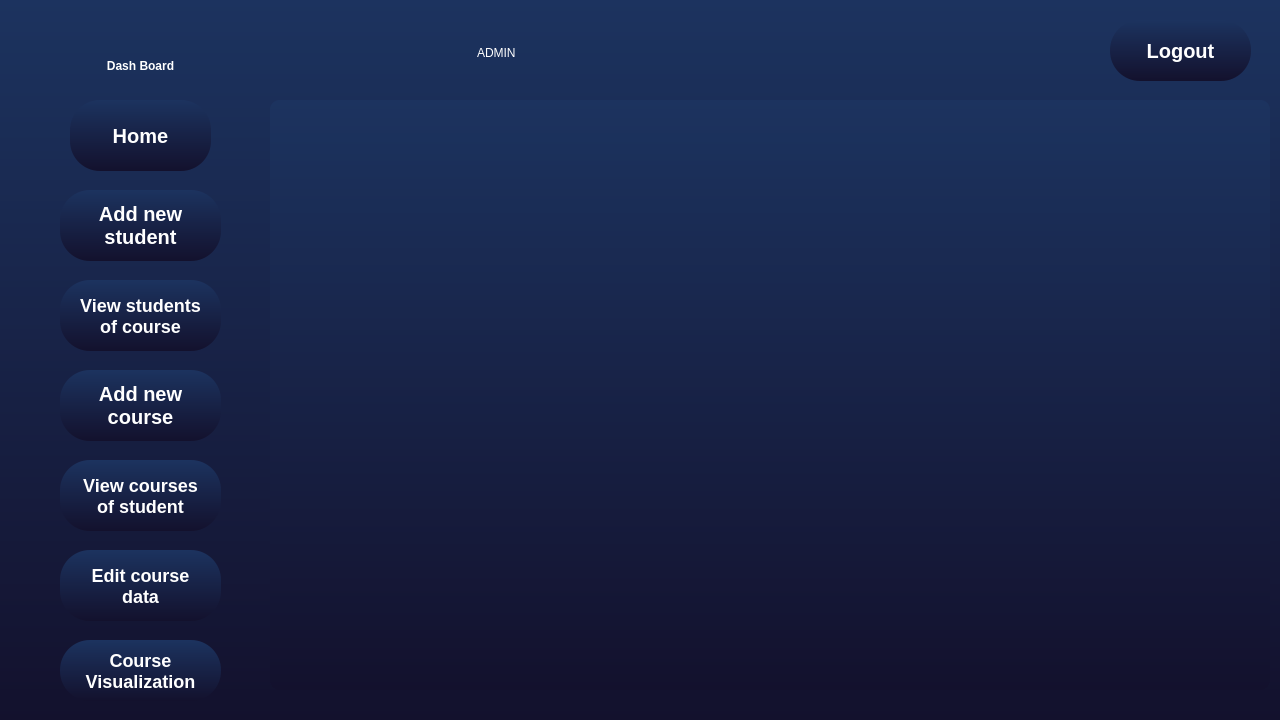
The window that Qt/adminpage.ui (KerollosRady/University-mangament-system) describes before a commit, drawn with Qt 5.
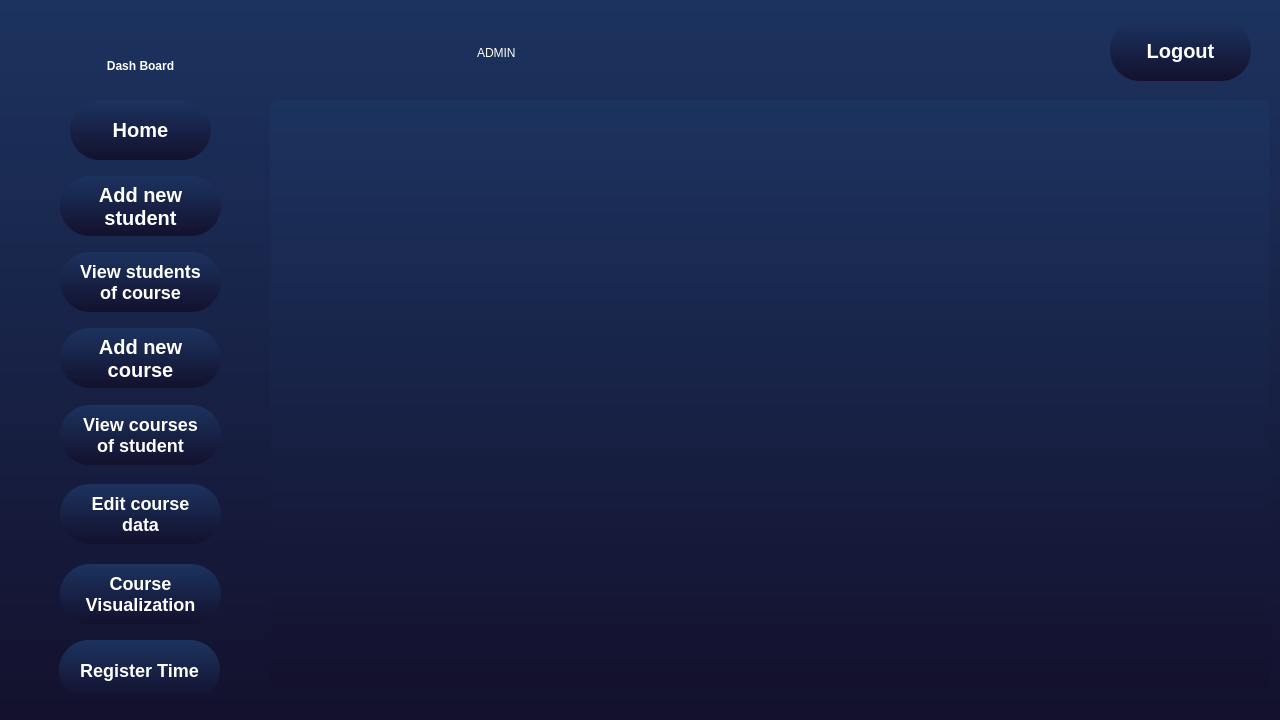
The same window after the commit.

Commit message: add register time

```diff
--- a/Qt/adminpage.ui
+++ b/Qt/adminpage.ui
@@ -81,9 +81,9 @@
    <property name="geometry">
     <rect>
      <x>60</x>
-     <y>460</y>
+     <y>405</y>
      <width>161</width>
-     <height>71</height>
+     <height>60</height>
     </rect>
    </property>
    <property name="cursor">
@@ -106,9 +106,9 @@
    <property name="geometry">
     <rect>
      <x>60</x>
-     <y>550</y>
+     <y>484</y>
      <width>161</width>
-     <height>71</height>
+     <height>60</height>
     </rect>
    </property>
    <property name="cursor">
@@ -131,9 +131,9 @@
    <property name="geometry">
     <rect>
      <x>60</x>
-     <y>280</y>
+     <y>252</y>
      <width>161</width>
-     <height>71</height>
+     <height>60</height>
     </rect>
    </property>
    <property name="cursor">
@@ -156,9 +156,9 @@
    <property name="geometry">
     <rect>
      <x>60</x>
-     <y>190</y>
+     <y>176</y>
      <width>161</width>
-     <height>71</height>
+     <height>60</height>
     </rect>
    </property>
    <property name="cursor">
@@ -183,7 +183,7 @@
      <x>70</x>
      <y>100</y>
      <width>141</width>
-     <height>71</height>
+     <height>60</height>
     </rect>
    </property>
    <property name="cursor">
@@ -229,9 +229,9 @@
    <property name="geometry">
     <rect>
      <x>60</x>
-     <y>370</y>
+     <y>328</y>
      <width>161</width>
-     <height>71</height>
+     <height>60</height>
     </rect>
    </property>
    <property name="minimumSize">
@@ -303,9 +303,9 @@
    <property name="geometry">
     <rect>
      <x>60</x>
-     <y>640</y>
+     <y>564</y>
      <width>161</width>
-     <height>61</height>
+     <height>60</height>
     </rect>
    </property>
    <property name="cursor">
@@ -324,6 +324,30 @@
 Visualization</string>
    </property>
   </widget>
+  <widget class="QPushButton" name="RegTim">
+   <property name="geometry">
+    <rect>
+     <x>59</x>
+     <y>640</y>
+     <width>161</width>
+     <height>60</height>
+    </rect>
+   </property>
+   <property name="cursor">
+    <cursorShape>PointingHandCursor</cursorShape>
+   </property>
+   <property name="styleSheet">
+    <string notr="true">    font-weight: 600;
+	font-size:18px;
+    border-radius:30px;
+    color: #ffffff;
+background: qlineargradient(x1:0, y1:0, x2:0, y2:1, stop:0 #1c335f, stop:1 #13112d);
+</string>
+   </property>
+   <property name="text">
+    <string>Register Time</string>
+   </property>
+  </widget>
   <zorder>listView</zorder>
   <zorder>scrollArea</zorder>
   <zorder>ViewCourse</zorder>
@@ -336,6 +360,7 @@
   <zorder>name</zorder>
   <zorder>logout</zorder>
   <zorder>CourseVisual</zorder>
+  <zorder>RegTim</zorder>
  </widget>
  <resources/>
  <connections/>
```
The commit also changes 14 other files.
